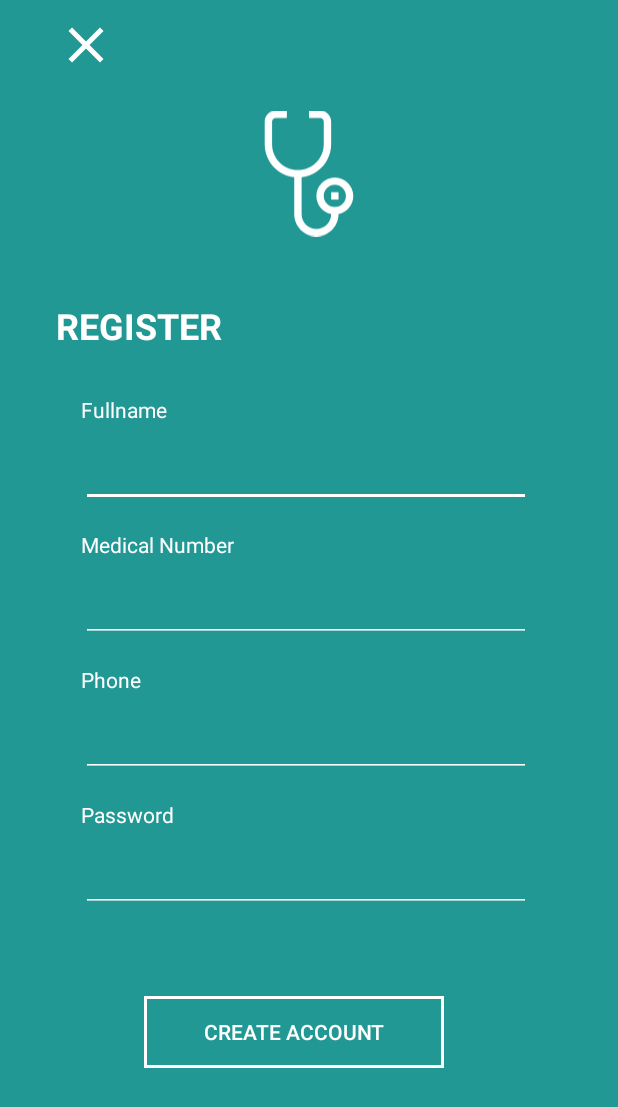
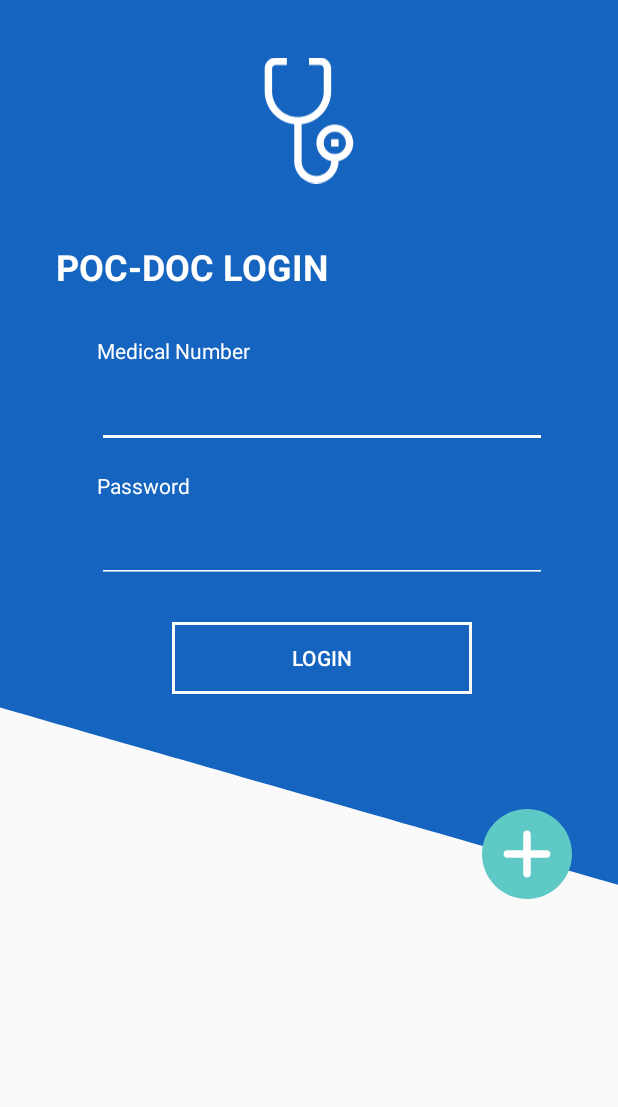
Before and after one commit to JanaJankovic/poc-doc-android, an Android app: the screen it shows after launch (RegisterActivity before the commit, LoginActivity after it), on a phone screen of 412 x 824 dp. Shown: the top 1107 px of the screen. Run offline under Robolectric (Android 15) with nearby library versions, the phone set to English and light mode, and no system bars.

Commit message:
login design narejen

```diff
--- a/app/build.gradle
+++ b/app/build.gradle
@@ -26,6 +26,7 @@ dependencies {
     implementation fileTree(dir: "libs", include: ["*.jar"])
     implementation 'androidx.appcompat:appcompat:1.2.0'
     implementation 'androidx.constraintlayout:constraintlayout:2.0.4'
+    implementation 'com.google.android.material:material:1.2.1'
     testImplementation 'junit:junit:4.12'
     androidTestImplementation 'androidx.test.ext:junit:1.1.2'
     androidTestImplementation 'androidx.test.espresso:espresso-core:3.3.0'
--- a/app/src/main/AndroidManifest.xml
+++ b/app/src/main/AndroidManifest.xml
@@ -9,13 +9,15 @@
         android:roundIcon="@mipmap/ic_launcher_round"
         android:supportsRtl="true"
         android:theme="@style/AppTheme">
-        <activity android:name=".LoginActivity"></activity>
-        <activity android:name=".RegisterActivity" >
+        <activity android:name=".LoginActivity">
             <intent-filter>
                 <action android:name="android.intent.action.MAIN" />
 
                 <category android:name="android.intent.category.LAUNCHER" />
             </intent-filter>
+        </activity>
+        <activity android:name=".RegisterActivity" >
+
         </activity>
         <activity android:name=".MainActivity">
 
--- /dev/null
+++ b/app/src/main/res/drawable/ic_baseline_add.xml
@@ -0,0 +1,5 @@
+<vector android:height="24dp" android:tint="#FFFFFF"
+    android:viewportHeight="24" android:viewportWidth="24"
+    android:width="24dp" xmlns:android="http://schemas.android.com/apk/res/android">
+    <path android:fillColor="@android:color/white" android:pathData="M19,13h-6v6h-2v-6H5v-2h6V5h2v6h6v2z"/>
+</vector>
--- /dev/null
+++ b/app/src/main/res/drawable/ic_login_primary.xml
@@ -0,0 +1,10 @@
+<vector xmlns:android="http://schemas.android.com/apk/res/android"
+    android:width="210dp"
+    android:height="297dp"
+    android:viewportWidth="210"
+    android:viewportHeight="297">
+  <path
+      android:pathData="M106.603,245.988C47.113,230.491 -2.291,217.616 -3.184,217.376l-1.624,-0.436V106.534,-3.873H105.456,215.72V135.171c0,111.001 -0.096,139.038 -0.478,139.018 -0.263,-0.014 -49.151,-12.704 -108.64,-28.201z"
+      android:strokeWidth="0.376699"
+      android:fillColor="#1565c0"/>
+</vector>
--- /dev/null
+++ b/app/src/main/res/drawable/ic_plus.xml
@@ -0,0 +1,12 @@
+<vector xmlns:android="http://schemas.android.com/apk/res/android"
+    android:width="512dp"
+    android:height="512dp"
+    android:viewportWidth="512"
+    android:viewportHeight="512">
+  <path
+      android:pathData="m256,0c-141.164,0 -256,114.836 -256,256s114.836,256 256,256 256,-114.836 256,-256 -114.836,-256 -256,-256zM256,0"
+      android:fillColor="#5fc9c6"/>
+  <path
+      android:pathData="m368,277.332h-90.668v90.668c0,11.777 -9.555,21.332 -21.332,21.332s-21.332,-9.555 -21.332,-21.332v-90.668h-90.668c-11.777,0 -21.332,-9.555 -21.332,-21.332s9.555,-21.332 21.332,-21.332h90.668v-90.668c0,-11.777 9.555,-21.332 21.332,-21.332s21.332,9.555 21.332,21.332v90.668h90.668c11.777,0 21.332,9.555 21.332,21.332s-9.555,21.332 -21.332,21.332zM368,277.332"
+      android:fillColor="#ffffff"/>
+</vector>
--- a/app/src/main/res/layout/activity_login.xml
+++ b/app/src/main/res/layout/activity_login.xml
@@ -1,9 +1,147 @@
 <?xml version="1.0" encoding="utf-8"?>
-<androidx.constraintlayout.widget.ConstraintLayout xmlns:android="http://schemas.android.com/apk/res/android"
+
+<ScrollView
+    xmlns:android="http://schemas.android.com/apk/res/android"
     xmlns:app="http://schemas.android.com/apk/res-auto"
     xmlns:tools="http://schemas.android.com/tools"
     android:layout_width="match_parent"
     android:layout_height="match_parent"
     tools:context=".LoginActivity">
 
-</androidx.constraintlayout.widget.ConstraintLayout>
+    <androidx.constraintlayout.widget.ConstraintLayout
+        android:layout_width="match_parent"
+        android:layout_height="match_parent"
+        android:background="@drawable/ic_login_primary">
+
+        <Button
+            android:id="@+id/buttonRegister2"
+            android:layout_width="200dp"
+            android:layout_height="60dp"
+            android:layout_marginTop="20dp"
+            android:background="@drawable/transparent_button_style"
+            android:shadowColor="#00FFFFFF"
+            android:stateListAnimator="@null"
+            android:text="LOGIN"
+            android:textColor="#FFFFFF"
+            app:layout_constraintEnd_toStartOf="@+id/guideline8"
+            app:layout_constraintStart_toStartOf="@+id/guideline7"
+            app:layout_constraintTop_toBottomOf="@+id/editTextTextPassword2" />
+
+        <EditText
+            android:id="@+id/editTextTextPassword2"
+            android:layout_width="300dp"
+            android:layout_height="50dp"
+            android:layout_marginTop="5dp"
+            android:backgroundTint="#FFFFFF"
+            android:ems="10"
+            android:inputType="textPassword"
+            android:textColor="#FFFFFF"
+            android:textColorHint="#FFFFFF"
+            app:layout_constraintEnd_toStartOf="@+id/guideline8"
+            app:layout_constraintStart_toStartOf="@+id/guideline7"
+            app:layout_constraintTop_toBottomOf="@+id/textView3" />
+
+        <TextView
+            android:id="@+id/textView3"
+            android:layout_width="wrap_content"
+            android:layout_height="wrap_content"
+            android:layout_marginTop="15dp"
+            android:text="Password"
+            android:textColor="#FFFFFF"
+            app:layout_constraintStart_toStartOf="@+id/editTextTextPassword2"
+            app:layout_constraintTop_toBottomOf="@+id/editTextFullName2" />
+
+        <EditText
+            android:id="@+id/editTextFullName2"
+            android:layout_width="300dp"
+            android:layout_height="50dp"
+            android:layout_marginTop="5dp"
+            android:backgroundTint="#FFFFFF"
+            android:inputType="number"
+            android:ems="10"
+            android:textColor="#FFFFFF"
+            android:textColorHint="#FFFFFF"
+            app:layout_constraintEnd_toStartOf="@+id/guideline8"
+            app:layout_constraintStart_toStartOf="@+id/guideline7"
+            app:layout_constraintTop_toBottomOf="@+id/textViewFullname2" />
+
+        <TextView
+            android:id="@+id/textViewFullname2"
+            android:layout_width="wrap_content"
+            android:layout_height="wrap_content"
+            android:layout_marginTop="30dp"
+            android:text="Medical Number"
+            android:textColor="#FFFFFF"
+            app:layout_constraintStart_toStartOf="@+id/editTextFullName2"
+            app:layout_constraintTop_toBottomOf="@+id/textViewLogIn" />
+
+        <androidx.constraintlayout.widget.Guideline
+            android:id="@+id/guideline5"
+            android:layout_width="wrap_content"
+            android:layout_height="wrap_content"
+            android:orientation="horizontal"
+            app:layout_constraintGuide_percent="0.03" />
+
+        <androidx.constraintlayout.widget.Guideline
+            android:id="@+id/guideline6"
+            android:layout_width="wrap_content"
+            android:layout_height="wrap_content"
+            android:orientation="horizontal"
+            app:layout_constraintGuide_percent="0.22" />
+
+        <ImageView
+            android:id="@+id/imageView2"
+            android:layout_width="84dp"
+            android:layout_height="122dp"
+            app:layout_constraintBottom_toTopOf="@+id/guideline6"
+            app:layout_constraintEnd_toEndOf="parent"
+            app:layout_constraintStart_toStartOf="parent"
+            app:layout_constraintTop_toTopOf="@+id/guideline5"
+            app:srcCompat="@drawable/ic_stethoscope" />
+
+        <androidx.constraintlayout.widget.Guideline
+            android:id="@+id/guideline7"
+            android:layout_width="wrap_content"
+            android:layout_height="wrap_content"
+            android:orientation="vertical"
+            app:layout_constraintGuide_percent="0.09" />
+
+        <androidx.constraintlayout.widget.Guideline
+            android:id="@+id/guideline8"
+            android:layout_width="wrap_content"
+            android:layout_height="wrap_content"
+            android:orientation="vertical"
+            app:layout_constraintGuide_percent="0.95" />
+
+        <TextView
+            android:id="@+id/textViewLogIn"
+            android:layout_width="wrap_content"
+            android:layout_height="wrap_content"
+            android:layout_marginTop="20dp"
+            android:text="POC-DOC LOGIN"
+            android:textColor="#FFFFFF"
+            android:textSize="24sp"
+            android:textStyle="bold"
+            app:layout_constraintStart_toStartOf="@+id/guideline7"
+            app:layout_constraintTop_toTopOf="@+id/guideline6" />
+
+        <Button
+            android:id="@+id/button2"
+            android:layout_width="60dp"
+            android:layout_height="60dp"
+            android:layout_marginRight="10dp"
+            android:background="@drawable/ic_plus"
+            android:stateListAnimator="@null"
+            app:layout_constraintEnd_toStartOf="@+id/guideline8"
+            app:layout_constraintTop_toTopOf="@+id/guideline9" />
+
+        <androidx.constraintlayout.widget.Guideline
+            android:id="@+id/guideline9"
+            android:layout_width="wrap_content"
+            android:layout_height="wrap_content"
+            android:orientation="horizontal"
+            app:layout_constraintGuide_percent="0.84" />
+
+    </androidx.constraintlayout.widget.ConstraintLayout>
+
+</ScrollView>
--- a/app/src/main/res/layout/activity_register.xml
+++ b/app/src/main/res/layout/activity_register.xml
@@ -35,7 +35,7 @@
             android:layout_width="wrap_content"
             android:layout_height="wrap_content"
             android:layout_marginTop="20dp"
-            android:text="REGISTER"
+            android:text="POC-DOC REGISTER"
             android:textColor="#FFFFFF"
             android:textSize="24sp"
             android:textStyle="bold"
```
